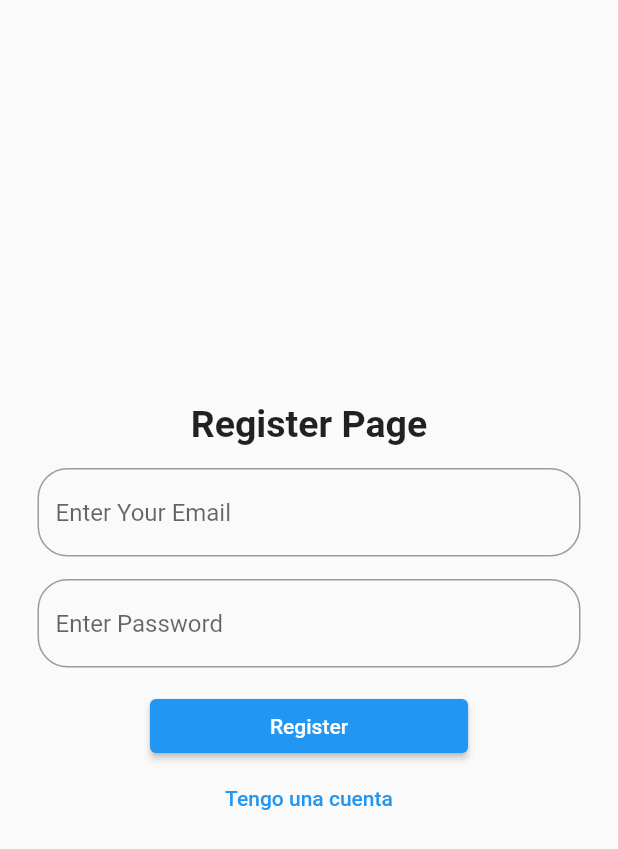
After one commit to eumonma/tutorial_dev_stack, a Flutter app: the screen it shows after launch, after a tap on "No tengo cuenta", on a phone screen of 412 x 824 dp. The commit adds this screen. Shown: the top 849 px of the screen. Run offline on Flutter 3.47's test engine with Material 2 defaults, Android fonts, the phone set to English and light mode, and no system bars; our stand-ins replace firebase_auth, firebase_core; missing offline and left inert: dart:html; accounts and stored records are empty.

Commit message:
Incorporación de Firebase

```diff
--- /dev/null
+++ b/lib/firebaseHelper.dart
@@ -0,0 +1,46 @@
+import 'package:firebase_auth/firebase_auth.dart';
+import 'package:flutter/material.dart';
+import 'package:tutorial_dev_stack/chatScreen.dart';
+
+class Service{
+  final auth = FirebaseAuth.instance;
+
+  void createUser(context, email, password) async{
+    try{
+      await auth.createUserWithEmailAndPassword(email: email, password: password).then((value) =>
+      {
+        Navigator.push(context, MaterialPageRoute(builder: (context)=>ChatScreen()))
+      });
+    }catch(e){
+      errorBox(context, e);
+    }
+  }
+
+  void loginUser(context, email, password) async{
+    try{
+      await auth.signInWithEmailAndPassword(email: email, password: password).then((value) =>
+      {
+        Navigator.push(context, MaterialPageRoute(builder: (context)=>ChatScreen()))
+      });
+    }catch(e){
+      errorBox(context, e);
+    }
+  }
+
+  void signOut(context) async{
+    try{
+      await auth.signOut();
+    }catch(e){
+      errorBox(context, e);
+    }
+  }
+
+  void errorBox(context, e){
+    showDialog(context: context, builder: (context){
+      return AlertDialog(
+        title: Text('Error'),
+        content: Text(e.toString()),
+      );
+    });
+  }
+}
--- /dev/null
+++ b/lib/login_page.dart
@@ -0,0 +1,79 @@
+
+
+import 'package:flutter/material.dart';
+import 'package:tutorial_dev_stack/register_page.dart';
+import 'firebaseHelper.dart';
+
+class LoginPage extends StatelessWidget {
+  //const LoginPage({Key? key}) : super(key: key);
+  // This widget is the root of your application.
+
+  TextEditingController emailController = TextEditingController();
+  TextEditingController passwordController = TextEditingController();
+
+  Service service = Service();
+
+  @override
+  Widget build(BuildContext context) {
+    return  Scaffold(
+      body: SafeArea(
+        child: Padding(
+          padding: EdgeInsets.symmetric(horizontal: 25),
+          child: Column(
+            mainAxisAlignment: MainAxisAlignment.center,
+            children: [
+              Text('Login Page',
+                style: TextStyle(fontSize: 25, fontWeight: FontWeight.bold),),
+              Padding(
+                padding: const EdgeInsets.only(top: 15.0),
+                child: TextField(
+                  controller: emailController,
+                  decoration: InputDecoration(
+                    hintText: "Enter Your Email",
+                    border: OutlineInputBorder(
+                      borderRadius: BorderRadius.circular(20),
+                    ),
+                  ),
+                ),
+              ),
+              Padding(
+                padding: const EdgeInsets.only(top: 15.0, bottom: 15),
+                child: TextField(
+                  controller: passwordController,
+                  decoration: InputDecoration(
+                    hintText: "Enter Password",
+                    border: OutlineInputBorder(
+                      borderRadius: BorderRadius.circular(20),
+                    ),
+                  ),
+                ),
+              ),
+              ElevatedButton(
+                  style: TextButton.styleFrom(
+                    padding: EdgeInsets.symmetric(horizontal: 80),
+                  ),
+                  onPressed: (){
+                    // Llamamos al ServiceHelper que hemos creado de Firebase
+                    if(emailController.text.isNotEmpty && passwordController.text.isNotEmpty){
+                      service.loginUser(context, emailController.text, passwordController.text);
+                    }else{
+                      service.errorBox(context, 'Hay campos en blanco. Todos los campos son obligatorios');
+                    }
+
+                  },
+                  child: Text("Login")),
+              TextButton(
+                  onPressed: (){
+                    Navigator.push(
+                      context,
+                      MaterialPageRoute(builder: (context) => RegisterPage()),
+                    );
+                  },
+                  child: Text("No tengo cuenta"))
+            ],
+          ),
+        ),
+      ),
+    );
+  }
+}
--- a/lib/main.dart
+++ b/lib/main.dart
@@ -1,31 +1,20 @@
 import 'package:firebase_core/firebase_core.dart';
+import 'package:flutter/cupertino.dart';
 import 'package:flutter/material.dart';
 
+import 'login_page.dart';
 
-void main() {
-  runApp(MyApp());
+
+Future<void> main() async {
+  WidgetsFlutterBinding.ensureInitialized();
+  await Firebase.initializeApp();
+
+  runApp(MaterialApp(
+    title: 'Kill Team',
+    theme: ThemeData(
+      primarySwatch: Colors.blue,
+    ),
+    home: LoginPage(),
+    debugShowCheckedModeBanner: false,
+  ));
 }
-
-class MyApp extends StatelessWidget {
-  // This widget is the root of your application.
-  @override
-  Widget build(BuildContext context) {
-    return MaterialApp(
-      title: 'Flutter Demo',
-      theme: ThemeData(
-        primarySwatch: Colors.blue,
-       ),
-       home: Scaffold(
-         body: SafeArea(
-           child: Column(
-             mainAxisAlignment: MainAxisAlignment.center,
-             children: [
-               Text('Login Page',
-               style: TextStyle(fontSize: 25, fontWeight: FontWeight.bold),)
-             ],
-           ),
-         ),
-      ),
-    );
-  }
-}
--- /dev/null
+++ b/lib/register_page.dart
@@ -0,0 +1,77 @@
+
+import 'package:flutter/material.dart';
+import 'package:tutorial_dev_stack/firebaseHelper.dart';
+import 'package:tutorial_dev_stack/login_page.dart';
+
+class RegisterPage extends StatelessWidget {
+  //const RegisterPage({Key? key}) : super(key: key);
+  // This widget is the root of your application.
+
+  TextEditingController emailController = TextEditingController();
+  TextEditingController passwordController = TextEditingController();
+
+  Service service = Service();
+
+  @override
+  Widget build(BuildContext context) {
+    return Scaffold(
+      body: SafeArea(
+        child: Padding(
+          padding: EdgeInsets.symmetric(horizontal: 25),
+          child: Column(
+            mainAxisAlignment: MainAxisAlignment.center,
+            children: [
+              Text('Register Page',
+                style: TextStyle(fontSize: 25, fontWeight: FontWeight.bold),),
+              Padding(
+                padding: const EdgeInsets.only(top: 15.0),
+                child: TextField(
+                  controller: emailController,
+                  decoration: InputDecoration(
+                    hintText: "Enter Your Email",
+                    border: OutlineInputBorder(
+                      borderRadius: BorderRadius.circular(20),
+                    ),
+                  ),
+                ),
+              ),
+              Padding(
+                padding: const EdgeInsets.only(top: 15.0, bottom: 15),
+                child: TextField(
+                  controller: passwordController,
+                  decoration: InputDecoration(
+                    hintText: "Enter Password",
+                    border: OutlineInputBorder(
+                      borderRadius: BorderRadius.circular(20),
+                    ),
+                  ),
+                ),
+              ),
+              ElevatedButton(
+                  style: TextButton.styleFrom(
+                    padding: EdgeInsets.symmetric(horizontal: 80),
+                  ),
+                  onPressed: (){
+                    // Llamamos al ServiceHelper que hemos creado de Firebase
+                    if(emailController.text.isNotEmpty && passwordController.text.isNotEmpty){
+                      service.createUser(context, emailController.text, passwordController.text);
+                    }else{
+                      service.errorBox(context, 'Hay campos en blanco. Todos los campos son obligatorios');
+                    }
+                  },
+                  child: Text("Register")),
+              TextButton(
+                  onPressed: (){
+                    Navigator.push(
+                      context,
+                      MaterialPageRoute(builder: (context) => LoginPage()),
+                    );
+                  },
+                  child: Text("Tengo una cuenta"))
+            ],
+          ),
+        ),
+      ),
+    );
+  }
+}
--- a/pubspec.yaml
+++ b/pubspec.yaml
@@ -27,6 +27,7 @@ dependencies:
   firebase_core: ^1.6.0
   firebase_auth: ^3.1.0
   firebase_analytics: ^8.3.1
+  cloud_firestore: ^2.5.2
 
   # The following adds the Cupertino Icons font to your application.
   # Use with the CupertinoIcons class for iOS style icons.
```
Also changed, not shown: lib/chatScreen.dart (added, +16 -0 lines), pubspec.lock, 1 other file.
